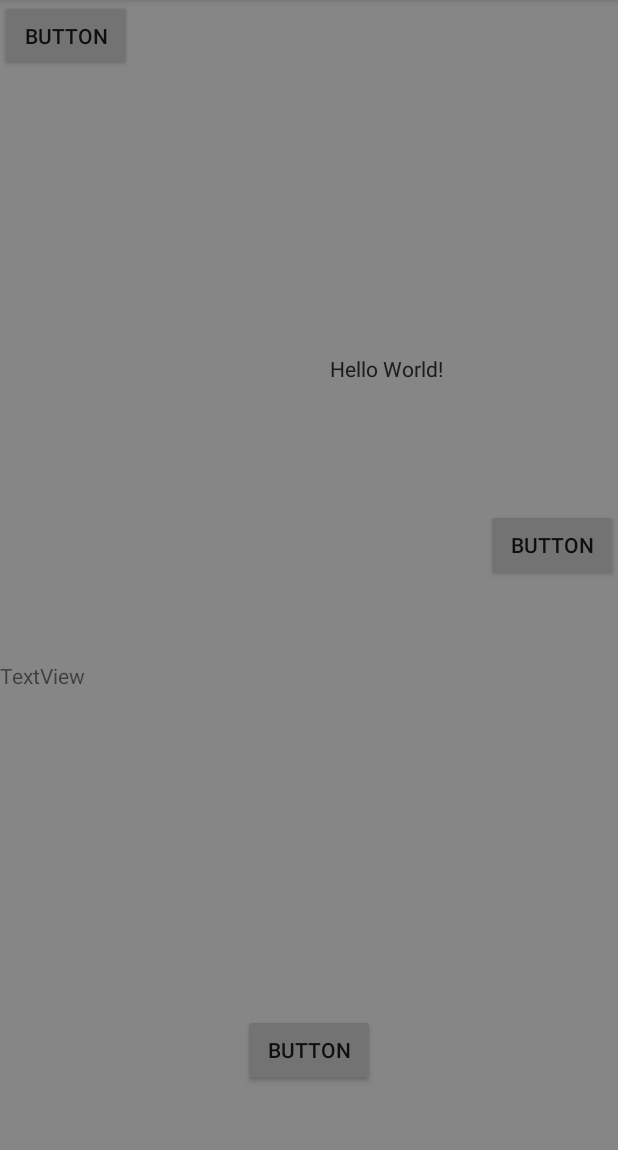
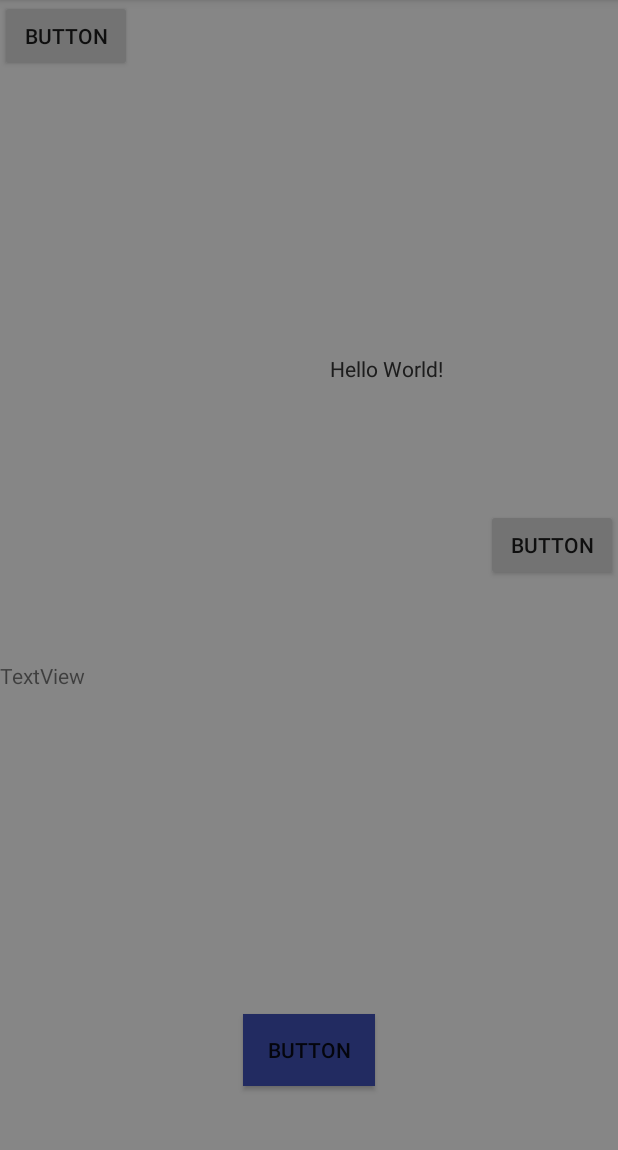
Before and after one commit to mohamedmabrouk582/BubbleShowCase, an Android app: the screen it shows after launch (MainActivity), on a phone screen of 412 x 824 dp, the part 84-1234 px from its top. Run offline under Robolectric (Android 15) with nearby library versions, the phone set to English and light mode, and no system bars.

Commit message:
add skip all sequence

```diff
--- a/app/src/main/java/com/mabrouk/bubbleshowcase/MainActivity.kt
+++ b/app/src/main/java/com/mabrouk/bubbleshowcase/MainActivity.kt
@@ -10,8 +10,6 @@ import com.mabrouk.showcases.BubbleShowCaseSequence
 import kotlinx.android.synthetic.main.activity_main.*
 
 class MainActivity : AppCompatActivity() {
-
-
 
 
     override fun onCreate(savedInstanceState: Bundle?) {
@@ -34,20 +32,23 @@ class MainActivity : AppCompatActivity() {
                 .description(it.content)
                 .titleColor(Color.parseColor("#000000"))
                 .contentColor(Color.parseColor("#00574B"))
-                .backgroundColor(Color.parseColor("#ffffff"))
+                .backgroundColorResourceId(R.color.white)
                 .titleTextSize(17)
                 .descriptionTextSize(18)
-                .disableCloseAction(true)
                 .showNextButton(true)
                 .nextButtonText("Next")
-                .nextButtonTextColor(Color.parseColor("#ffffff"))
+                .nextButtonColorResourceId(R.color.white)
                 .nextButtonTextSize(10f)
                 .showSkip(true)
+                .skipTextSize(10f)
                 .skipResourceId(R.drawable.next_btn)
                 .skipText("Skip All")
-                .skipTextColorResourceId(R.color.colorAccent)
+                .skipTextColorResourceId(R.color.white)
                 .nextButtonResourceId(R.drawable.next_btn)
                 .showOnce(it.key)
+                .closeActionImageResourceId(R.drawable.ic_close_black_24dp)
+                .imageResourceId(R.drawable.download__1_)
+                .highlightMode(BubbleShowCase.HighlightMode.VIEW_SURFACE)
                 .listener(object : BubbleShowCaseListener {
                     override fun onTargetClick(bubbleShowCase: BubbleShowCase) {
 
--- /dev/null
+++ b/app/src/main/res/drawable/ic_close_black_24dp.xml
@@ -0,0 +1,9 @@
+<vector xmlns:android="http://schemas.android.com/apk/res/android"
+        android:width="24dp"
+        android:height="24dp"
+        android:viewportWidth="24.0"
+        android:viewportHeight="24.0">
+    <path
+        android:fillColor="#FF000000"
+        android:pathData="M19,6.41L17.59,5 12,10.59 6.41,5 5,6.41 10.59,12 5,17.59 6.41,19 12,13.41 17.59,19 19,17.59 13.41,12z"/>
+</vector>
--- /dev/null
+++ b/app/src/main/res/drawable/ic_contact_mail_black_24dp.xml
@@ -0,0 +1,9 @@
+<vector xmlns:android="http://schemas.android.com/apk/res/android"
+        android:width="24dp"
+        android:height="24dp"
+        android:viewportWidth="24.0"
+        android:viewportHeight="24.0">
+    <path
+        android:fillColor="#FF000000"
+        android:pathData="M21,8L21,7l-3,2 -3,-2v1l3,2 3,-2zM22,3L2,3C0.9,3 0,3.9 0,5v14c0,1.1 0.9,2 2,2h20c1.1,0 1.99,-0.9 1.99,-2L24,5c0,-1.1 -0.9,-2 -2,-2zM8,6c1.66,0 3,1.34 3,3s-1.34,3 -3,3 -3,-1.34 -3,-3 1.34,-3 3,-3zM14,18L2,18v-1c0,-2 4,-3.1 6,-3.1s6,1.1 6,3.1v1zM22,12h-8L14,6h8v6z"/>
+</vector>
--- a/app/src/main/res/layout/activity_main.xml
+++ b/app/src/main/res/layout/activity_main.xml
@@ -30,6 +30,7 @@
             app:layout_constraintEnd_toEndOf="parent" android:layout_marginBottom="216dp"
             app:layout_constraintBottom_toTopOf="@+id/button3" app:layout_constraintHorizontal_bias="0.0"/>
     <Button
+            android:background="@color/blue_default"
             android:text="Button"
             android:layout_width="wrap_content"
             android:layout_height="wrap_content"
--- a/app/src/main/res/values/colors.xml
+++ b/app/src/main/res/values/colors.xml
@@ -3,4 +3,5 @@
     <color name="colorPrimary">#008577</color>
     <color name="colorPrimaryDark">#00574B</color>
     <color name="colorAccent">#D81B60</color>
+    <color name="white">#ffffff</color>
 </resources>
--- a/showcases/src/main/java/com/mabrouk/showcases/BubbleMessageView.kt
+++ b/showcases/src/main/java/com/mabrouk/showcases/BubbleMessageView.kt
@@ -198,6 +198,7 @@ class BubbleMessageView : ConstraintLayout {
         imageViewClose?.setOnClickListener {builder.mListener?.onCloseActionImageClick()}
         itemView?.setOnClickListener {builder.mListener?.onBubbleClick()}
         nextButton?.setOnClickListener { builder.mListener?.onNextClick()}
+        skipButton?.setOnClickListener { builder.mListener?.onSkipClick() }
     }
 
 
--- a/showcases/src/main/java/com/mabrouk/showcases/BubbleShowCase.kt
+++ b/showcases/src/main/java/com/mabrouk/showcases/BubbleShowCase.kt
@@ -214,6 +214,10 @@ class BubbleShowCase(builder: BubbleShowCaseBuilder){
                 .skipTextFont(skipTextFont)
                 .skipTextSize(skipTextSize)
                 .listener(object : OnBubbleMessageViewListener {
+                    override fun onSkipClick() {
+                       finishSequence()
+                    }
+
                     override fun onNextClick() {
                         onCloseActionImageClick()
                     }
--- a/showcases/src/main/java/com/mabrouk/showcases/OnBubbleMessageViewListener.kt
+++ b/showcases/src/main/java/com/mabrouk/showcases/OnBubbleMessageViewListener.kt
@@ -17,4 +17,6 @@ interface OnBubbleMessageViewListener {
     fun onBubbleClick()
 
     fun onNextClick()
+
+    fun onSkipClick()
 }
--- a/showcases/src/main/res/layout/view_bubble_message.xml
+++ b/showcases/src/main/res/layout/view_bubble_message.xml
@@ -72,7 +72,6 @@
 
     <Button
             android:textSize="12sp"
-            android:visibility="gone"
             android:background="@android:color/transparent"
             android:padding="5dp"
             android:textAllCaps="false"
@@ -87,12 +86,12 @@
             android:layout_marginBottom="16dp"/>
     <Button
             android:textSize="12sp"
-            android:visibility="gone"
             android:background="@android:color/transparent"
             android:text="Skip All "
             android:layout_width="wrap_content"
             android:layout_height="32dp"
-            android:id="@+id/skipTxt" app:layout_constraintStart_toStartOf="parent" android:layout_marginStart="8dp"
-            android:layout_marginBottom="16dp" app:layout_constraintBottom_toBottomOf="parent"/>
+            android:id="@+id/skipTxt"
+            android:layout_marginBottom="16dp" app:layout_constraintBottom_toBottomOf="parent"
+            android:layout_marginEnd="10dp" app:layout_constraintEnd_toStartOf="@+id/buttonShowCaseNext"/>
 
 </androidx.constraintlayout.widget.ConstraintLayout>
```
Also changed, not shown: app/src/main/res/drawable/download__1_.jpeg (added), 1 other file.
